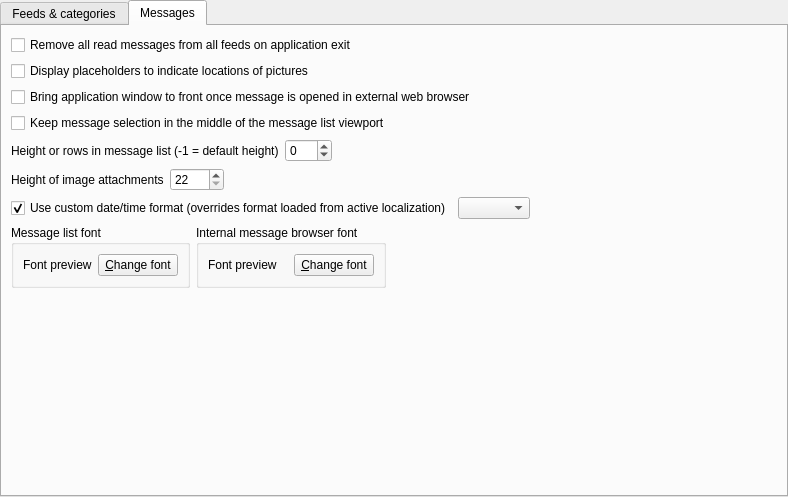
First picture: the form in src/librssguard/gui/settings/settingsfeedsmessages.ui, repository martinrotter/rssguard, before the edit.
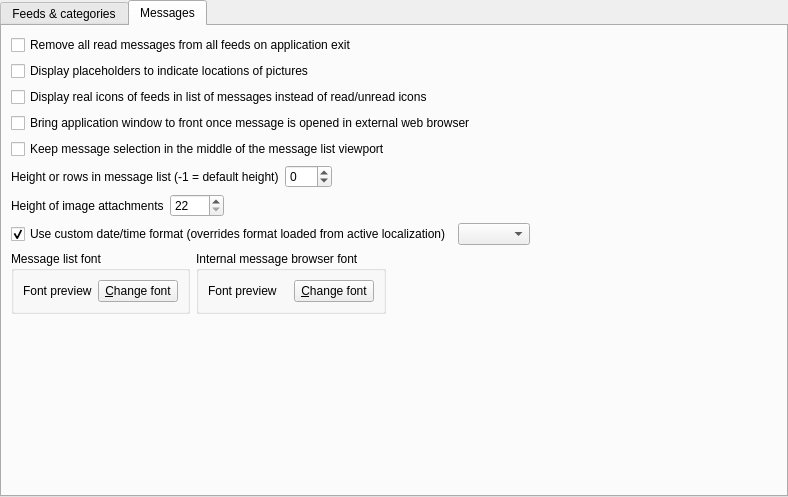
Second picture: the form after the edit. The open tabs and pages were chosen to show the change. Custom widgets are drawn as their Qt base class.

The edit to the form file:
```diff
--- a/src/librssguard/gui/settings/settingsfeedsmessages.ui
+++ b/src/librssguard/gui/settings/settingsfeedsmessages.ui
@@ -266,21 +266,21 @@
          </property>
         </widget>
        </item>
-       <item row="2" column="0">
+       <item row="3" column="0">
         <widget class="QCheckBox" name="m_checkBringToForegroundAfterMsgOpened">
          <property name="text">
           <string>Bring application window to front once message is opened in external web browser</string>
          </property>
         </widget>
        </item>
-       <item row="3" column="0">
+       <item row="4" column="0">
         <widget class="QCheckBox" name="m_checkKeppMessagesInTheMiddle">
          <property name="text">
           <string>Keep message selection in the middle of the message list viewport</string>
          </property>
         </widget>
        </item>
-       <item row="4" column="0">
+       <item row="5" column="0">
         <layout class="QHBoxLayout" name="horizontalLayout_3">
          <item>
           <widget class="QLabel" name="label_2">
@@ -304,7 +304,7 @@
          </item>
         </layout>
        </item>
-       <item row="5" column="0">
+       <item row="6" column="0">
         <layout class="QHBoxLayout" name="horizontalLayout_2">
          <item>
           <widget class="QLabel" name="label">
@@ -328,7 +328,7 @@
          </item>
         </layout>
        </item>
-       <item row="6" column="0">
+       <item row="7" column="0">
         <layout class="QHBoxLayout" name="horizontalLayout_10">
          <item>
           <widget class="QCheckBox" name="m_checkMessagesDateTimeFormat">
@@ -348,7 +348,7 @@
          </item>
         </layout>
        </item>
-       <item row="7" column="0">
+       <item row="8" column="0">
         <layout class="QHBoxLayout" name="horizontalLayout_4">
          <item>
           <widget class="QGroupBox" name="groupBox_5">
@@ -404,7 +404,7 @@
          </item>
         </layout>
        </item>
-       <item row="8" column="0" colspan="2">
+       <item row="9" column="0" colspan="2">
         <spacer name="verticalSpacer_2">
          <property name="orientation">
           <enum>Qt::Vertical</enum>
@@ -417,6 +417,13 @@
          </property>
         </spacer>
        </item>
+       <item row="2" column="0">
+        <widget class="QCheckBox" name="m_checkDisplayFeedIcons">
+         <property name="text">
+          <string>Display real icons of feeds in list of messages instead of read/unread icons</string>
+         </property>
+        </widget>
+       </item>
       </layout>
      </widget>
     </widget>
```
Left out of the diff: 1 changed line with no effect on the pictures.
